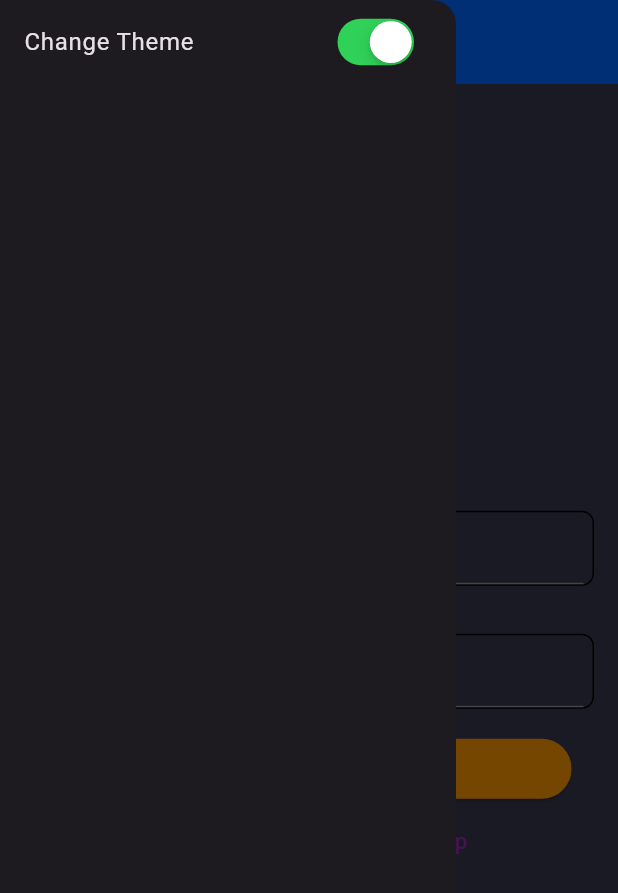
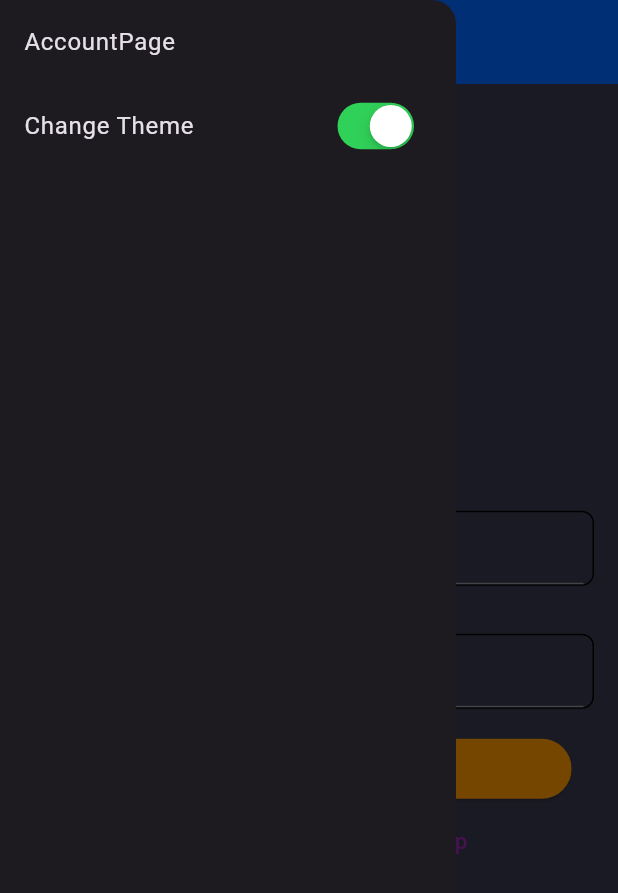
Before and after one commit to uemura999/text_sns, a Flutter app: the screen it shows after launch, with the side drawer open, on a phone screen of 412 x 824 dp. Shown: the top 893 px of the screen. Run offline on Flutter 3.47's test engine with Material 3 defaults, Android fonts, the phone set to English and light mode, and no system bars; our stand-ins replace cloud_firestore, firebase_auth, firebase_core, firebase_remote_config, flutter_dotenv, fluttertoast and 4 more; missing offline and left inert: minio_new; accounts and stored records are empty; generated files the repository leaves out were written again.

Commit message:
ページ遷移機能を作成し遷移機能を作成しよう

```diff
--- a/lib/app/app.dart
+++ b/lib/app/app.dart
@@ -2,17 +2,21 @@
 import 'package:get/get.dart';
 import 'package:text_sns/app/themes.dart';
 import 'package:text_sns/controllers/theme_controller.dart';
+import 'package:text_sns/router/get_pages.dart';
 import '../flavors.dart';
 import '../view/pages/my_home_page/my_home_page.dart';
 
 class App extends StatelessWidget {
   const App({super.key});
+  static const path = "/";
 
   @override
   Widget build(BuildContext context) {
     final controlller = Get.put(ThemeController());
     return Obx(() => GetMaterialApp(
           title: F.title,
+          getPages: GetPages.value,
+          initialRoute: path,
           theme: controlller.rxIsDarkTheme.value
               ? Themes.darkTheme()
               : Themes.lightTheme(),
--- /dev/null
+++ b/lib/router/get_pages.dart
@@ -0,0 +1,8 @@
+import 'package:get/get.dart';
+import 'package:text_sns/view/pages/account_page.dart';
+
+class GetPages {
+  static List<GetPage> value = [
+    GetPage(name: AccountPage.path, page: () => const AccountPage())
+  ];
+}
--- /dev/null
+++ b/lib/view/pages/account_page.dart
@@ -0,0 +1,15 @@
+import 'package:flutter/material.dart';
+import 'package:text_sns/view/common/basic_page.dart';
+
+class AccountPage extends StatelessWidget {
+  const AccountPage({super.key});
+  static const path = "/account";
+  @override
+  Widget build(BuildContext context) {
+    return const BasicPage(
+        appBarTitle: "AccountPage",
+        child: Align(
+            alignment: Alignment.center,
+            child: Text("Information of an account")));
+  }
+}
--- a/lib/view/pages/my_home_page/components/original_drawer.dart
+++ b/lib/view/pages/my_home_page/components/original_drawer.dart
@@ -2,6 +2,7 @@
 import 'package:flutter/material.dart';
 import 'package:get/get.dart';
 import 'package:text_sns/controllers/theme_controller.dart';
+import 'package:text_sns/view/pages/account_page.dart';
 
 class OriginalDrawer extends StatelessWidget {
   const OriginalDrawer({super.key});
@@ -12,6 +13,12 @@
     return Drawer(
       child: ListView(
         children: [
+          ListTile(
+            title: const Text("AccountPage"),
+            onTap: () {
+              Get.toNamed(AccountPage.path);
+            },
+          ),
           Obx(() => ListTile(
                 title: const Text('Change Theme'),
                 trailing: CupertinoSwitch(
```
Also changed, not shown: lib/view/common/basic_page.dart (added, +18 -0 lines).
